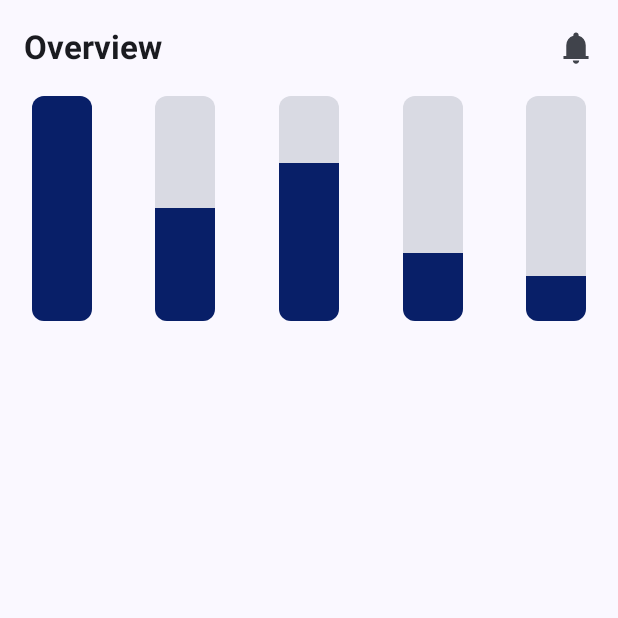
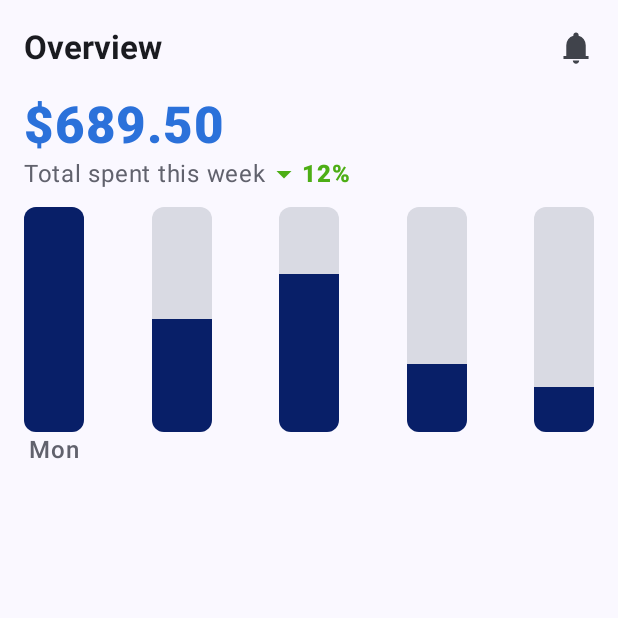
Before and after one commit to 1712916/android-jetpack-compose, an Android app built with Jetpack Compose: the screen it shows after launch (MainActivity), on a phone screen of 412 x 824 dp, the top half of it. Run offline under Robolectric (Android 15) with nearby library versions, the phone set to English and light mode, and no system bars.

Commit message:
create total spend ui of week

```diff
--- a/app/src/main/java/com/example/android_jetpack_compose/views/DashBoardView.kt
+++ b/app/src/main/java/com/example/android_jetpack_compose/views/DashBoardView.kt
@@ -8,6 +8,7 @@ import androidx.compose.foundation.layout.Box
 import androidx.compose.foundation.layout.Column
 import androidx.compose.foundation.layout.Row
 import androidx.compose.foundation.layout.RowScope
+import androidx.compose.foundation.layout.Spacer
 import androidx.compose.foundation.layout.fillMaxHeight
 import androidx.compose.foundation.layout.fillMaxWidth
 
@@ -16,6 +17,7 @@ import androidx.compose.foundation.layout.padding
 import androidx.compose.foundation.layout.width
 import androidx.compose.foundation.shape.RoundedCornerShape
 import androidx.compose.material.icons.Icons
+import androidx.compose.material.icons.filled.ArrowDropDown
 import androidx.compose.material.icons.filled.Notifications
 import androidx.compose.material.icons.outlined.Notifications
 import androidx.compose.material3.ExperimentalMaterial3Api
@@ -32,16 +34,22 @@ import androidx.compose.ui.Modifier
 import androidx.compose.ui.draw.clip
 import androidx.compose.ui.graphics.Color
 import androidx.compose.ui.graphics.vector.ImageVector
+import androidx.compose.ui.layout.VerticalAlignmentLine
 import androidx.compose.ui.platform.LocalContext
 import androidx.compose.ui.res.vectorResource
+import androidx.compose.ui.text.font.FontStyle
 import androidx.compose.ui.text.font.FontWeight
 import androidx.compose.ui.tooling.preview.Preview
 import androidx.compose.ui.unit.dp
+import androidx.compose.ui.unit.sp
 import com.example.android_jetpack_compose.R
 import com.example.android_jetpack_compose.ui.theme.AndroidjetpackcomposeTheme
 
 val primaryColor = Color(0xFF081f68)
+val accentColor = Color(0xFF2b71da)
 val grayColor = Color(0xFFd9dae3)
+val textGrayColor = Color(0xFF61626d)
+val textGreenColor = Color(0xFF4dae15)
 
 @OptIn(ExperimentalMaterial3Api::class)
 @Composable
@@ -64,7 +72,9 @@ fun DashBoardView() {
 //                            imageVector = Icons.Filled.Notifications,
                             imageVector = ImageVector.vectorResource(id = R.drawable.ic_notification),
                             contentDescription = "Notifications",
-                            modifier = Modifier.width(24.dp).height(24.dp)
+                            modifier = Modifier
+                                .width(24.dp)
+                                .height(24.dp)
                         )
                     }
                 }
@@ -80,7 +90,36 @@ fun DashBoardView() {
             ) {
 
                 // week tracking
+
+                Column(
+                    modifier = Modifier.padding(horizontal = 16.dp)
+                ) {
+                    Text(
+                        text = "$689.50",
+                        fontWeight = FontWeight.ExtraBold,
+                        fontSize = 34.sp,
+                        color = accentColor,
+                    )
+                    Row {
+                        Text(
+                            text = "Total spent this week",
+                            color = textGrayColor,
+                        )
+                        Icon(
+                            imageVector = Icons.Filled.ArrowDropDown,
+                            contentDescription = "",
+                            tint = textGreenColor,
+                        )
+                        Text(
+                            text = "12%",
+                            fontWeight = FontWeight.ExtraBold,
+                            color = textGreenColor,
+                        )
+                    }
+                    Spacer(modifier = Modifier.height(10.dp))
                     WeekTracker()
+                }
+
                 //month budget
             }
         }
@@ -94,9 +133,9 @@ fun WeekTracker() {
         modifier = Modifier
             .fillMaxWidth()
             .fillMaxHeight(),
-        horizontalArrangement = Arrangement.SpaceAround,
+        horizontalArrangement = Arrangement.SpaceBetween,
     ) {
-        TrackingColum(percent = 1.0)
+        TrackingColum(percent = 1.0, title = "Mon")
         TrackingColum(percent = 0.5)
         TrackingColum(percent = 0.7)
         TrackingColum(percent = 0.3)
@@ -105,12 +144,15 @@ fun WeekTracker() {
 }
 
 @Composable
-private fun TrackingColum(height: Double? = null, width: Double? = null, percent: Double = 0.0) {
+private fun TrackingColum(height: Double? = null, width: Double? = null, percent: Double = 0.0, title: String? = null) {
     val trackColumnHeight: Double = 150.0
     val trackColumnWidth: Double = 40.0
     val finalHeight = height ?: trackColumnHeight
     val finalWidth = width ?: trackColumnWidth
     val borderRadius = 8.0
+    Column(
+        horizontalAlignment = Alignment.CenterHorizontally
+    ) {
         Box(
             modifier = Modifier
                 .background(color = grayColor, shape = RoundedCornerShape(borderRadius.dp))
@@ -127,6 +169,10 @@ private fun TrackingColum(height: Double? = null, width: Double? = null, percent
                     .width(finalWidth.dp)
                     .align(alignment = Alignment.BottomCenter),
             )
+        }
+
+        if (title != null)
+            Text(text = title, color = textGrayColor, fontSize = 16.sp, fontWeight = FontWeight.Medium)
     }
 }
 
```
Lines whose indentation alone changed are shown as unchanged.
